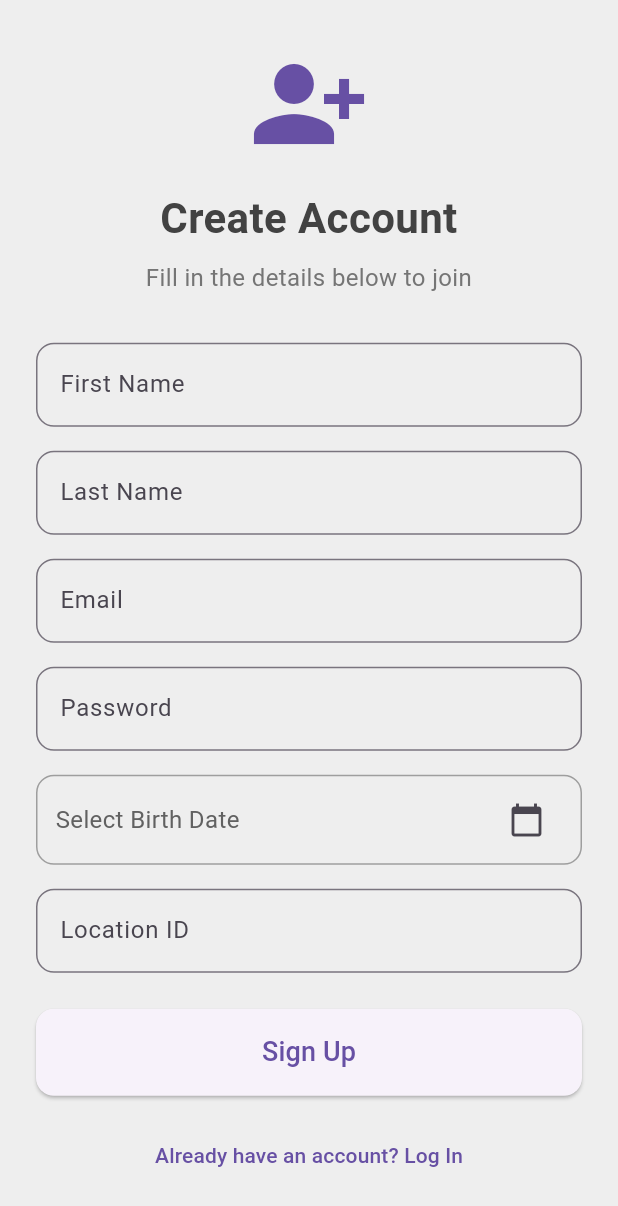
After one commit to JafarMahmood123/Flutter_4th_project, a Flutter app: the screen it shows after launch, after a tap on "Sign Up", on a phone screen of 412 x 824 dp. The commit adds this screen. Shown: the top 1206 px of the screen. Run offline on Flutter 3.47's test engine with Material 3 defaults, Android fonts, the phone set to English and light mode, and no system bars; our stand-ins replace jwt_decoder, shared_preferences; network calls fail.

Commit message:
Add the Signup screen

```diff
--- /dev/null
+++ b/lib/ui/viewmodels/signup_viewmodel.dart
@@ -0,0 +1,45 @@
+import 'package:flutter/material.dart';
+import 'package:user_flutter_project/core/services/api_service.dart';
+
+class SignUpViewModel with ChangeNotifier {
+  final ApiService _apiService = ApiService();
+
+  bool _isLoading = false;
+  bool get isLoading => _isLoading;
+
+  String? _errorMessage;
+  String? get errorMessage => _errorMessage;
+
+  Future<bool> signUp({
+    required String firstName,
+    required String lastName,
+    required String email,
+    required String password,
+    required String birthDate, // Add this
+    required String locationId, // Add this
+  }) async {
+    _isLoading = true;
+    _errorMessage = null;
+    notifyListeners();
+
+    try {
+      final success = await _apiService.signUp(
+        firstName: firstName,
+        lastName: lastName,
+        email: email,
+        password: password,
+        birthDate: birthDate,
+        locationId: locationId,
+      );
+
+      _isLoading = false;
+      notifyListeners();
+      return success;
+    } catch (e) {
+      _errorMessage = e.toString();
+      _isLoading = false;
+      notifyListeners();
+      return false;
+    }
+  }
+}
--- a/lib/ui/views/login_screen.dart
+++ b/lib/ui/views/login_screen.dart
@@ -1,5 +1,6 @@
 import 'package:flutter/material.dart';
 import 'package:provider/provider.dart';
+import 'package:user_flutter_project/ui/views/signup_screen.dart'; // Import the new screen
 import '../viewmodels/login_viewmodel.dart';
 import 'home_screen.dart';
 
@@ -112,12 +113,20 @@ class LoginScreen extends StatelessWidget {
                 ),
                 SizedBox(height: 16),
 
-                // Forgot Password
-                TextButton(
-                  onPressed: () {
-                    // TODO: Implement forgot password functionality
-                  },
-                  child: Text('Forgot Password?'),
+                // --- ADDED SIGN UP BUTTON ---
+                Row(
+                  mainAxisAlignment: MainAxisAlignment.center,
+                  children: [
+                    Text("Don't have an account?"),
+                    TextButton(
+                      onPressed: () {
+                        Navigator.of(context).push(
+                          MaterialPageRoute(builder: (context) => SignUpScreen()),
+                        );
+                      },
+                      child: Text('Sign Up'),
+                    ),
+                  ],
                 ),
               ],
             ),
--- /dev/null
+++ b/lib/ui/views/signup_screen.dart
@@ -0,0 +1,191 @@
+import 'package:flutter/material.dart';
+import 'package:intl/intl.dart';
+import 'package:provider/provider.dart';
+import 'package:user_flutter_project/ui/viewmodels/signup_viewmodel.dart';
+import 'login_screen.dart';
+
+// Convert to StatefulWidget to manage the state of the selected birth date
+class SignUpScreen extends StatefulWidget {
+  @override
+  _SignUpScreenState createState() => _SignUpScreenState();
+}
+
+class _SignUpScreenState extends State<SignUpScreen> {
+  final _firstNameController = TextEditingController();
+  final _lastNameController = TextEditingController();
+  final _emailController = TextEditingController();
+  final _passwordController = TextEditingController();
+  final _locationIdController = TextEditingController();
+
+  // State variable to hold the selected date
+  DateTime? _selectedBirthDate;
+
+  // Function to show the date picker
+  Future<void> _selectDate(BuildContext context) async {
+    final DateTime? picked = await showDatePicker(
+      context: context,
+      initialDate: _selectedBirthDate ?? DateTime(2000),
+      firstDate: DateTime(1920),
+      lastDate: DateTime.now(),
+    );
+    if (picked != null && picked != _selectedBirthDate) {
+      setState(() {
+        _selectedBirthDate = picked;
+      });
+    }
+  }
+
+  @override
+  Widget build(BuildContext context) {
+    return ChangeNotifierProvider(
+      create: (_) => SignUpViewModel(),
+      child: Scaffold(
+        backgroundColor: Colors.grey[200],
+        body: SafeArea(
+          child: Center(
+            child: SingleChildScrollView(
+              padding: const EdgeInsets.symmetric(horizontal: 24.0),
+              child: Column(
+                mainAxisAlignment: MainAxisAlignment.center,
+                crossAxisAlignment: CrossAxisAlignment.stretch,
+                children: [
+                  Icon(
+                    Icons.person_add_alt_1,
+                    size: 80,
+                    color: Theme.of(context).primaryColor,
+                  ),
+                  const SizedBox(height: 16),
+                  Text(
+                    'Create Account',
+                    textAlign: TextAlign.center,
+                    style: TextStyle(
+                      fontSize: 28,
+                      fontWeight: FontWeight.bold,
+                      color: Colors.grey[800],
+                    ),
+                  ),
+                  const SizedBox(height: 8),
+                  Text(
+                    'Fill in the details below to join',
+                    textAlign: TextAlign.center,
+                    style: TextStyle(
+                      fontSize: 16,
+                      color: Colors.grey[600],
+                    ),
+                  ),
+                  const SizedBox(height: 32),
+
+                  // Form Fields
+                  TextField(
+                    controller: _firstNameController,
+                    decoration: InputDecoration(labelText: 'First Name', border: OutlineInputBorder(borderRadius: BorderRadius.circular(12))),
+                  ),
+                  const SizedBox(height: 16),
+                  TextField(
+                    controller: _lastNameController,
+                    decoration: InputDecoration(labelText: 'Last Name', border: OutlineInputBorder(borderRadius: BorderRadius.circular(12))),
+                  ),
+                  const SizedBox(height: 16),
+                  TextField(
+                    controller: _emailController,
+                    keyboardType: TextInputType.emailAddress,
+                    decoration: InputDecoration(labelText: 'Email', border: OutlineInputBorder(borderRadius: BorderRadius.circular(12))),
+                  ),
+                  const SizedBox(height: 16),
+                  TextField(
+                    controller: _passwordController,
+                    obscureText: true,
+                    decoration: InputDecoration(labelText: 'Password', border: OutlineInputBorder(borderRadius: BorderRadius.circular(12))),
+                  ),
+                  const SizedBox(height: 16),
+                  // Birth Date Picker
+                  Container(
+                    padding: const EdgeInsets.symmetric(horizontal: 12.0, vertical: 5.0),
+                    decoration: BoxDecoration(
+                      border: Border.all(color: Colors.grey),
+                      borderRadius: BorderRadius.circular(12),
+                    ),
+                    child: Row(
+                      mainAxisAlignment: MainAxisAlignment.spaceBetween,
+                      children: [
+                        Text(
+                          _selectedBirthDate == null
+                              ? 'Select Birth Date'
+                              : DateFormat('yyyy-MM-dd').format(_selectedBirthDate!),
+                          style: TextStyle(fontSize: 16, color: Colors.grey[700]),
+                        ),
+                        IconButton(
+                          icon: const Icon(Icons.calendar_today),
+                          onPressed: () => _selectDate(context),
+                        ),
+                      ],
+                    ),
+                  ),
+                  const SizedBox(height: 16),
+                  // Location ID Field
+                  TextField(
+                    controller: _locationIdController,
+                    decoration: InputDecoration(
+                      labelText: 'Location ID',
+                      hintText: 'Enter a valid Location GUID',
+                      border: OutlineInputBorder(borderRadius: BorderRadius.circular(12)),
+                    ),
+                  ),
+                  const SizedBox(height: 24),
+
+                  // Sign Up Button
+                  Consumer<SignUpViewModel>(
+                    builder: (context, viewModel, child) {
+                      return viewModel.isLoading
+                          ? const Center(child: CircularProgressIndicator())
+                          : ElevatedButton(
+                        style: ElevatedButton.styleFrom(
+                          padding: const EdgeInsets.symmetric(vertical: 16),
+                          shape: RoundedRectangleBorder(borderRadius: BorderRadius.circular(12)),
+                        ),
+                        onPressed: () async {
+                          if (_selectedBirthDate == null) {
+                            ScaffoldMessenger.of(context).showSnackBar(
+                              const SnackBar(content: Text('Please select your birth date.'), backgroundColor: Colors.red),
+                            );
+                            return;
+                          }
+
+                          final success = await viewModel.signUp(
+                            firstName: _firstNameController.text.trim(),
+                            lastName: _lastNameController.text.trim(),
+                            email: _emailController.text.trim(),
+                            password: _passwordController.text.trim(),
+                            birthDate: DateFormat('yyyy-MM-dd').format(_selectedBirthDate!),
+                            locationId: _locationIdController.text.trim(),
+                          );
+
+                          if (success) {
+                            ScaffoldMessenger.of(context).showSnackBar(
+                              const SnackBar(content: Text('Account created! Please log in.'), backgroundColor: Colors.green),
+                            );
+                            Navigator.of(context).pushReplacement(MaterialPageRoute(builder: (context) => LoginScreen()));
+                          } else {
+                            ScaffoldMessenger.of(context).showSnackBar(
+                              SnackBar(content: Text(viewModel.errorMessage ?? 'Sign up failed.'), backgroundColor: Colors.red),
+                            );
+                          }
+                        },
+                        child: const Text('Sign Up', style: TextStyle(fontSize: 18)),
+                      );
+                    },
+                  ),
+                  const SizedBox(height: 16),
+                  TextButton(
+                    onPressed: () => Navigator.of(context).pop(),
+                    child: const Text('Already have an account? Log In'),
+                  ),
+                ],
+              ),
+            ),
+          ),
+        ),
+      ),
+    );
+  }
+}
```
Also changed, not shown: lib/core/services/api_service.dart (+38 -1 lines), lib/ui/views/home_screen.dart (+0 -33 lines).
